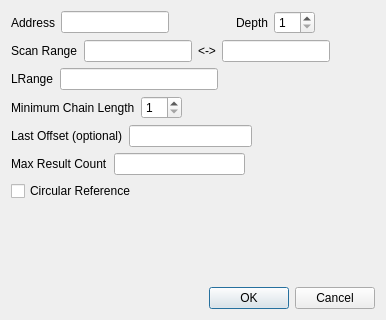
Old version of the form GUI/PointerScanDialog.ui in the repository korcankaraokcu/PINCE.
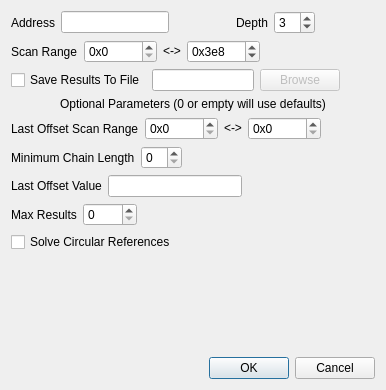
New version of the form.

Commit message: Add initial pointer scanning support by integrating libptrscan

What changed in the file:
```diff
--- a/GUI/PointerScanDialog.ui
+++ b/GUI/PointerScanDialog.ui
@@ -7,7 +7,7 @@
     <x>0</x>
     <y>0</y>
     <width>386</width>
-    <height>320</height>
+    <height>390</height>
    </rect>
   </property>
   <property name="windowTitle">
@@ -53,6 +53,9 @@
          <property name="minimum">
           <number>1</number>
          </property>
+         <property name="value">
+          <number>3</number>
+         </property>
         </widget>
        </item>
        <item>
@@ -80,7 +83,17 @@
         </widget>
        </item>
        <item>
-        <widget class="QLineEdit" name="lineEdit_ScanRangeStart"/>
+        <widget class="QSpinBox" name="spinBox_ScanRangeStart">
+         <property name="prefix">
+          <string>0x</string>
+         </property>
+         <property name="maximum">
+          <number>16777215</number>
+         </property>
+         <property name="displayIntegerBase">
+          <number>16</number>
+         </property>
+        </widget>
        </item>
        <item>
         <widget class="QLabel" name="label_4">
@@ -90,7 +103,23 @@
         </widget>
        </item>
        <item>
-        <widget class="QLineEdit" name="lineEdit_ScanRangeEnd"/>
+        <widget class="QSpinBox" name="spinBox_ScanRangeEnd">
+         <property name="suffix">
+          <string/>
+         </property>
+         <property name="prefix">
+          <string>0x</string>
+         </property>
+         <property name="maximum">
+          <number>16777215</number>
+         </property>
+         <property name="value">
+          <number>1000</number>
+         </property>
+         <property name="displayIntegerBase">
+          <number>16</number>
+         </property>
+        </widget>
        </item>
        <item>
         <spacer name="horizontalSpacer_6">
@@ -107,17 +136,120 @@
        </item>
       </layout>
      </item>
+     <item>
+      <layout class="QHBoxLayout" name="horizontalLayout_7">
+       <item>
+        <widget class="QCheckBox" name="checkBox_Path">
+         <property name="text">
+          <string>Save Results To File</string>
+         </property>
+        </widget>
+       </item>
+       <item>
+        <widget class="QLineEdit" name="lineEdit_Path">
+         <property name="enabled">
+          <bool>true</bool>
+         </property>
+         <property name="text">
+          <string/>
+         </property>
+         <property name="dragEnabled">
+          <bool>false</bool>
+         </property>
+         <property name="readOnly">
+          <bool>true</bool>
+         </property>
+         <property name="clearButtonEnabled">
+          <bool>false</bool>
+         </property>
+        </widget>
+       </item>
+       <item>
+        <widget class="QPushButton" name="pushButton_PathBrowse">
+         <property name="enabled">
+          <bool>false</bool>
+         </property>
+         <property name="text">
+          <string>Browse</string>
+         </property>
+        </widget>
+       </item>
+       <item>
+        <spacer name="horizontalSpacer_8">
+         <property name="orientation">
+          <enum>Qt::Orientation::Horizontal</enum>
+         </property>
+         <property name="sizeHint" stdset="0">
+          <size>
+           <width>40</width>
+           <height>20</height>
+          </size>
+         </property>
+        </spacer>
+       </item>
+      </layout>
+     </item>
+     <item>
+      <layout class="QHBoxLayout" name="horizontalLayout_8">
+       <item>
+        <widget class="QLabel" name="label_11">
+         <property name="text">
+          <string>Optional Parameters (0 or empty will use defaults)</string>
+         </property>
+         <property name="alignment">
+          <set>Qt::AlignmentFlag::AlignCenter</set>
+         </property>
+        </widget>
+       </item>
+      </layout>
+     </item>
      <item>
       <layout class="QHBoxLayout" name="horizontalLayout_3">
        <item>
         <widget class="QLabel" name="label_5">
          <property name="text">
-          <string>LRange</string>
+          <string>Last Offset Scan Range</string>
          </property>
         </widget>
        </item>
        <item>
-        <widget class="QLineEdit" name="lineEdit_LRange"/>
+        <widget class="QSpinBox" name="spinBox_ScanLRangeStart">
+         <property name="prefix">
+          <string>0x</string>
+         </property>
+         <property name="maximum">
+          <number>16777215</number>
+         </property>
+         <property name="value">
+          <number>0</number>
+         </property>
+         <property name="displayIntegerBase">
+          <number>16</number>
+         </property>
+        </widget>
+       </item>
+       <item>
+        <widget class="QLabel" name="label_9">
+         <property name="text">
+          <string>&lt;-&gt;</string>
+         </property>
+        </widget>
+       </item>
+       <item>
+        <widget class="QSpinBox" name="spinBox_ScanLRangeEnd">
+         <property name="prefix">
+          <string>0x</string>
+         </property>
+         <property name="maximum">
+          <number>16777215</number>
+         </property>
+         <property name="value">
+          <number>0</number>
+         </property>
+         <property name="displayIntegerBase">
+          <number>16</number>
+         </property>
+        </widget>
        </item>
        <item>
         <spacer name="horizontalSpacer_5">
@@ -146,7 +278,10 @@
        <item>
         <widget class="QSpinBox" name="spinBox_Node">
          <property name="minimum">
-          <number>1</number>
+          <number>0</number>
+         </property>
+         <property name="value">
+          <number>0</number>
          </property>
         </widget>
        </item>
@@ -170,7 +305,7 @@
        <item>
         <widget class="QLabel" name="label_7">
          <property name="text">
-          <string>Last Offset (optional)</string>
+          <string>Last Offset Value</string>
          </property>
         </widget>
        </item>
@@ -197,12 +332,19 @@
        <item>
         <widget class="QLabel" name="label_8">
          <property name="text">
-          <string>Max Result Count</string>
+          <string>Max Results</string>
          </property>
         </widget>
        </item>
        <item>
-        <widget class="QLineEdit" name="lineEdit_Max"/>
+        <widget class="QSpinBox" name="spinBox_Max">
+         <property name="maximum">
+          <number>1000</number>
+         </property>
+         <property name="value">
+          <number>0</number>
+         </property>
+        </widget>
        </item>
        <item>
         <spacer name="horizontalSpacer_3">
@@ -222,7 +364,7 @@
      <item>
       <widget class="QCheckBox" name="checkBox_Cycle">
        <property name="text">
-        <string>Circular Reference</string>
+        <string>Solve Circular References</string>
        </property>
       </widget>
      </item>
```
Left out of the diff: 20 changed lines with no effect on the pictures. The commit also changes 8 other files.
